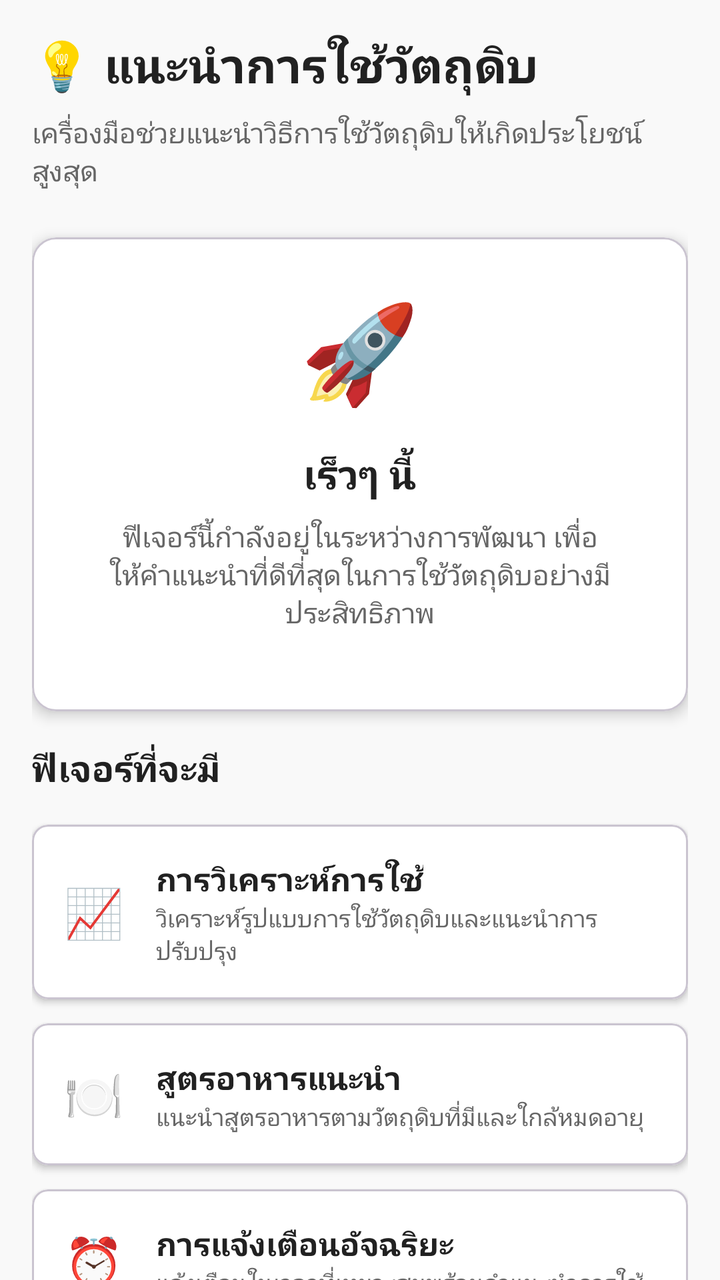
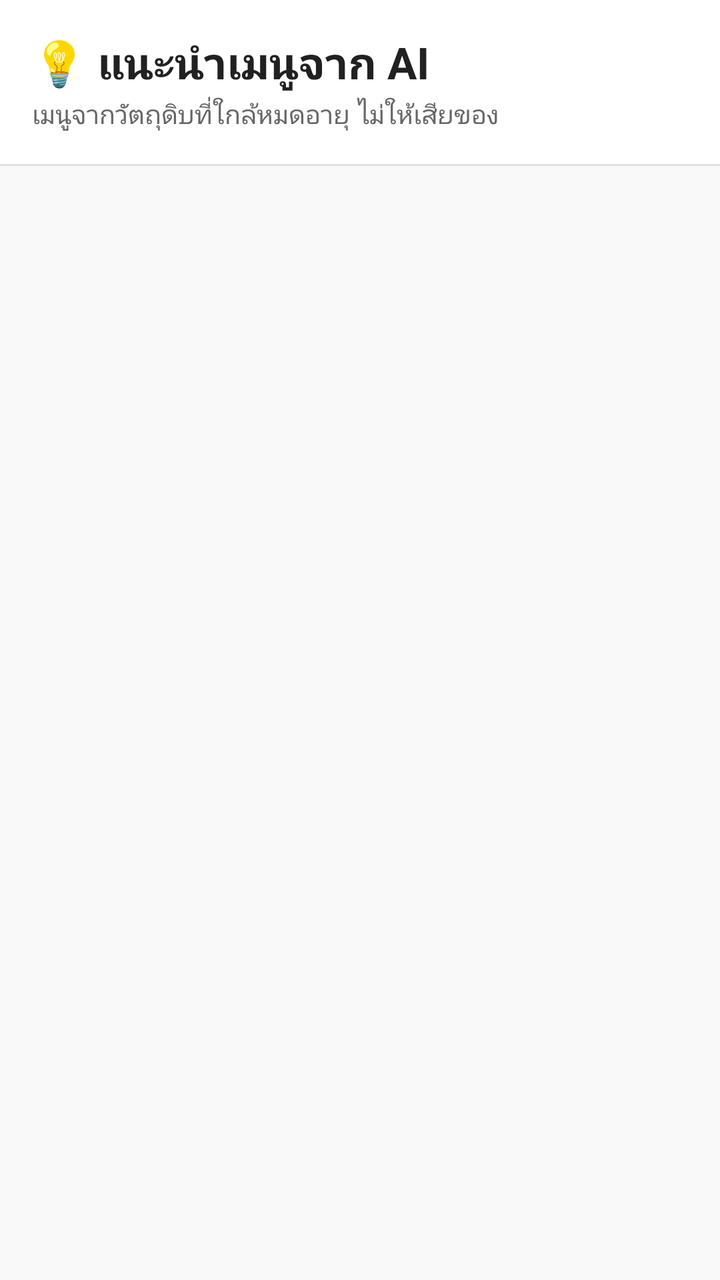

Screens rendered from an Android XML layout before and after an edit, with the pre-edit source and the edit as a unified diff.
<!-- AndroidManifest.xml: application theme Theme.Expirytrack -->
<!-- res/layout/fragment_suggestions.xml -->
<?xml version="1.0" encoding="utf-8"?>
<androidx.core.widget.NestedScrollView xmlns:android="http://schemas.android.com/apk/res/android"
    xmlns:app="http://schemas.android.com/apk/res-auto"
    android:layout_width="match_parent"
    android:layout_height="match_parent"
    android:background="@color/background_surface">

    <LinearLayout
        android:layout_width="match_parent"
        android:layout_height="wrap_content"
        android:orientation="vertical"
        android:padding="16dp">

        
        <TextView
            android:layout_width="match_parent"
            android:layout_height="wrap_content"
            android:text="💡 แนะนำการใช้วัตถุดิบ"
            android:textSize="24sp"
            android:textStyle="bold"
            android:textColor="@color/text_primary"
            android:layout_marginBottom="8dp" />

        <TextView
            android:layout_width="match_parent"
            android:layout_height="wrap_content"
            android:text="เครื่องมือช่วยแนะนำวิธีการใช้วัตถุดิบให้เกิดประโยชน์สูงสุด"
            android:textSize="14sp"
            android:textColor="@color/text_secondary"
            android:layout_marginBottom="24dp" />

        
        <com.google.android.material.card.MaterialCardView
            android:layout_width="match_parent"
            android:layout_height="wrap_content"
            android:layout_marginBottom="16dp"
            app:cardCornerRadius="12dp"
            app:cardElevation="4dp"
            app:cardBackgroundColor="@color/white">

            <LinearLayout
                android:layout_width="match_parent"
                android:layout_height="wrap_content"
                android:orientation="vertical"
                android:padding="24dp"
                android:gravity="center">

                <TextView
                    android:layout_width="wrap_content"
                    android:layout_height="wrap_content"
                    android:text="🚀"
                    android:textSize="48dp"
                    android:layout_marginBottom="16dp" />

                <TextView
                    android:layout_width="wrap_content"
                    android:layout_height="wrap_content"
                    android:text="เร็วๆ นี้"
                    android:textSize="20sp"
                    android:textStyle="bold"
                    android:textColor="@color/text_primary"
                    android:layout_marginBottom="8dp" />

                <TextView
                    android:layout_width="match_parent"
                    android:layout_height="wrap_content"
                    android:text="ฟีเจอร์นี้กำลังอยู่ในระหว่างการพัฒนา เพื่อให้คำแนะนำที่ดีที่สุดในการใช้วัตถุดิบอย่างมีประสิทธิภาพ"
                    android:textSize="14sp"
                    android:textColor="@color/text_secondary"
                    android:gravity="center"
                    android:layout_marginBottom="16dp" />

            </LinearLayout>

        </com.google.android.material.card.MaterialCardView>

        
        <TextView
            android:layout_width="match_parent"
            android:layout_height="wrap_content"
            android:text="ฟีเจอร์ที่จะมี"
            android:textSize="18sp"
            android:textStyle="bold"
            android:textColor="@color/text_primary"
            android:layout_marginBottom="16dp" />

        
        <com.google.android.material.card.MaterialCardView
            android:layout_width="match_parent"
            android:layout_height="wrap_content"
            android:layout_marginBottom="12dp"
            app:cardCornerRadius="8dp"
            app:cardElevation="2dp"
            app:cardBackgroundColor="@color/white">

            <LinearLayout
                android:layout_width="match_parent"
                android:layout_height="wrap_content"
                android:orientation="horizontal"
                android:padding="16dp"
                android:gravity="center_vertical">

                <TextView
                    android:layout_width="wrap_content"
                    android:layout_height="wrap_content"
                    android:text="📈"
                    android:textSize="24dp"
                    android:layout_marginEnd="16dp" />

                <LinearLayout
                    android:layout_width="0dp"
                    android:layout_height="wrap_content"
                    android:layout_weight="1"
                    android:orientation="vertical">

                    <TextView
                        android:layout_width="wrap_content"
                        android:layout_height="wrap_content"
                        android:text="การวิเคราะห์การใช้"
                        android:textSize="16sp"
                        android:textStyle="bold"
                        android:textColor="@color/text_primary" />

                    <TextView
                        android:layout_width="wrap_content"
                        android:layout_height="wrap_content"
                        android:text="วิเคราะห์รูปแบบการใช้วัตถุดิบและแนะนำการปรับปรุง"
                        android:textSize="12sp"
                        android:textColor="@color/text_secondary" />

                </LinearLayout>

            </LinearLayout>

        </com.google.android.material.card.MaterialCardView>

        
        <com.google.android.material.card.MaterialCardView
            android:layout_width="match_parent"
            android:layout_height="wrap_content"
            android:layout_marginBottom="12dp"
            app:cardCornerRadius="8dp"
            app:cardElevation="2dp"
            app:cardBackgroundColor="@color/white">

            <LinearLayout
                android:layout_width="match_parent"
                android:layout_height="wrap_content"
                android:orientation="horizontal"
                android:padding="16dp"
                android:gravity="center_vertical">

                <TextView
                    android:layout_width="wrap_content"
                    android:layout_height="wrap_content"
                    android:text="🍽️"
                    android:textSize="24dp"
                    android:layout_marginEnd="16dp" />

                <LinearLayout
                    android:layout_width="0dp"
                    android:layout_height="wrap_content"
                    android:layout_weight="1"
                    android:orientation="vertical">

                    <TextView
                        android:layout_width="wrap_content"
                        android:layout_height="wrap_content"
                        android:text="สูตรอาหารแนะนำ"
                        android:textSize="16sp"
                        android:textStyle="bold"
                        android:textColor="@color/text_primary" />

                    <TextView
                        android:layout_width="wrap_content"
                        android:layout_height="wrap_content"
                        android:text="แนะนำสูตรอาหารตามวัตถุดิบที่มีและใกล้หมดอายุ"
                        android:textSize="12sp"
                        android:textColor="@color/text_secondary" />

                </LinearLayout>

            </LinearLayout>

        </com.google.android.material.card.MaterialCardView>

        
        <com.google.android.material.card.MaterialCardView
            android:layout_width="match_parent"
            android:layout_height="wrap_content"
            android:layout_marginBottom="12dp"
            app:cardCornerRadius="8dp"
            app:cardElevation="2dp"
            app:cardBackgroundColor="@color/white">

            <LinearLayout
                android:layout_width="match_parent"
                android:layout_height="wrap_content"
                android:orientation="horizontal"
                android:padding="16dp"
                android:gravity="center_vertical">

                <TextView
                    android:layout_width="wrap_content"
                    android:layout_height="wrap_content"
                    android:text="⏰"
                    android:textSize="24dp"
                    android:layout_marginEnd="16dp" />

                <LinearLayout
                    android:layout_width="0dp"
                    android:layout_height="wrap_content"
                    android:layout_weight="1"
                    android:orientation="vertical">

                    <TextView
                        android:layout_width="wrap_content"
                        android:layout_height="wrap_content"
                        android:text="การแจ้งเตือนอัจฉริยะ"
                        android:textSize="16sp"
                        android:textStyle="bold"
                        android:textColor="@color/text_primary" />

                    <TextView
                        android:layout_width="wrap_content"
                        android:layout_height="wrap_content"
                        android:text="แจ้งเตือนในเวลาที่เหมาะสมพร้อมคำแนะนำการใช้"
                        android:textSize="12sp"
                        android:textColor="@color/text_secondary" />

                </LinearLayout>

            </LinearLayout>

        </com.google.android.material.card.MaterialCardView>

    </LinearLayout>

</androidx.core.widget.NestedScrollView>
<!-- resources referenced by this layout -->
<resources>
  <color name="background_surface">#F9F9F9</color>
  <color name="text_primary">#212121</color>
  <color name="text_secondary">#666666</color>
  <color name="white">#FFFFFFFF</color>
  <style name="Theme.Expirytrack" parent="Base.Theme.Expirytrack" />
  <style name="Base.Theme.Expirytrack" parent="Theme.Material3.DayNight.NoActionBar">
          
          <item name="colorPrimary">@color/primary_color</item>
          <item name="colorPrimaryVariant">@color/primary_dark</item>
          <item name="colorOnPrimary">@android:color/white</item>
          
          
          <item name="colorSecondary">@color/secondary_color</item>
          <item name="colorSecondaryVariant">@color/secondary_dark</item>
          <item name="colorOnSecondary">@android:color/white</item>
          
          
          <item name="android:colorBackground">@color/background_default</item>
          <item name="colorSurface">@color/background_surface</item>
          <item name="colorOnBackground">@color/text_primary</item>
          <item name="colorOnSurface">@color/text_primary</item>
          
          
          <item name="android:statusBarColor">@color/primary_color</item>
          <item name="android:windowLightStatusBar">false</item>
          
          
          <item name="android:navigationBarColor">@color/white</item>
          <item name="android:windowLightNavigationBar" tools:targetApi="o_mr1">true</item>
      </style>
  <color name="primary_color">#2E7D32</color>
  <color name="primary_dark">#1B5E20</color>
  <color name="secondary_color">#FF8F00</color>
  <color name="secondary_dark">#E65100</color>
  <color name="background_default">#FFFFFF</color>
</resources>

<!-- the commit's change to res/layout/fragment_suggestions.xml (unified diff, before → after) -->
@@ -1,5 +1,5 @@
 <?xml version="1.0" encoding="utf-8"?>
-<androidx.core.widget.NestedScrollView xmlns:android="http://schemas.android.com/apk/res/android"
+<androidx.coordinatorlayout.widget.CoordinatorLayout xmlns:android="http://schemas.android.com/apk/res/android"
     xmlns:app="http://schemas.android.com/apk/res-auto"
     android:layout_width="match_parent"
     android:layout_height="match_parent"
@@ -7,233 +7,115 @@
 
     <LinearLayout
         android:layout_width="match_parent"
-        android:layout_height="wrap_content"
-        android:orientation="vertical"
-        android:padding="16dp">
+        android:layout_height="match_parent"
+        android:orientation="vertical">
 
         
-        <TextView
+        <LinearLayout
             android:layout_width="match_parent"
             android:layout_height="wrap_content"
-            android:text="💡 แนะนำการใช้วัตถุดิบ"
-            android:textSize="24sp"
-            android:textStyle="bold"
-            android:textColor="@color/text_primary"
-            android:layout_marginBottom="8dp" />
+            android:orientation="vertical"
+            android:padding="16dp"
+            android:paddingBottom="8dp"
+            android:background="@color/white">
 
-        <TextView
-            android:layout_width="match_parent"
-            android:layout_height="wrap_content"
-            android:text="เครื่องมือช่วยแนะนำวิธีการใช้วัตถุดิบให้เกิดประโยชน์สูงสุด"
-            android:textSize="14sp"
-            android:textColor="@color/text_secondary"
-            android:layout_marginBottom="24dp" />
+            <TextView
+                android:layout_width="wrap_content"
+                android:layout_height="wrap_content"
+                android:text="💡 แนะนำเมนูจาก AI"
+                android:textSize="22sp"
+                android:textStyle="bold"
+                android:textColor="@color/text_primary" />
+
+            <TextView
+                android:layout_width="wrap_content"
+                android:layout_height="wrap_content"
+                android:text="เมนูจากวัตถุดิบที่ใกล้หมดอายุ ไม่ให้เสียของ"
+                android:textSize="13sp"
+                android:textColor="@color/text_secondary"
+                android:layout_marginTop="2dp" />
+        </LinearLayout>
 
         
-        <com.google.android.material.card.MaterialCardView
+        <View
             android:layout_width="match_parent"
-            android:layout_height="wrap_content"
-            android:layout_marginBottom="16dp"
-            app:cardCornerRadius="12dp"
-            app:cardElevation="4dp"
-            app:cardBackgroundColor="@color/white">
+            android:layout_height="1dp"
+            android:background="#E0E0E0" />
 
+        
+        <FrameLayout
+            android:layout_width="match_parent"
+            android:layout_height="0dp"
+            android:layout_weight="1">
+
+            
+            <androidx.recyclerview.widget.RecyclerView
+                android:id="@+id/recyclerSuggestions"
+                android:layout_width="match_parent"
+                android:layout_height="match_parent"
+                android:clipToPadding="false"
+                android:paddingTop="12dp"
+                android:paddingBottom="16dp"
+                android:paddingStart="12dp"
+                android:paddingEnd="12dp" />
+
+            
             <LinearLayout
+                android:id="@+id/emptyState"
                 android:layout_width="match_parent"
-                android:layout_height="wrap_content"
+                android:layout_height="match_parent"
                 android:orientation="vertical"
-                android:padding="24dp"
-                android:gravity="center">
+                android:gravity="center"
+                android:padding="32dp"
+                android:visibility="gone">
 
                 <TextView
                     android:layout_width="wrap_content"
                     android:layout_height="wrap_content"
-                    android:text="🚀"
-                    android:textSize="48dp"
-                    android:layout_marginBottom="16dp" />
+                    android:text="🍳"
+                    android:textSize="64sp"
+                    android:layout_marginBottom="20dp" />
 
                 <TextView
                     android:layout_width="wrap_content"
                     android:layout_height="wrap_content"
-                    android:text="เร็วๆ นี้"
-                    android:textSize="20sp"
+                    android:text="ยังไม่มีวัตถุดิบใกล้หมดอายุ"
+                    android:textSize="18sp"
                     android:textStyle="bold"
                     android:textColor="@color/text_primary"
+                    android:gravity="center"
                     android:layout_marginBottom="8dp" />
-
-                <TextView
-                    android:layout_width="match_parent"
-                    android:layout_height="wrap_content"
-                    android:text="ฟีเจอร์นี้กำลังอยู่ในระหว่างการพัฒนา เพื่อให้คำแนะนำที่ดีที่สุดในการใช้วัตถุดิบอย่างมีประสิทธิภาพ"
-                    android:textSize="14sp"
-                    android:textColor="@color/text_secondary"
-                    android:gravity="center"
-                    android:layout_marginBottom="16dp" />
-
-            </LinearLayout>
-
-        </com.google.android.material.card.MaterialCardView>
-
-        
-        <TextView
-            android:layout_width="match_parent"
-            android:layout_height="wrap_content"
-            android:text="ฟีเจอร์ที่จะมี"
-            android:textSize="18sp"
-            android:textStyle="bold"
-            android:textColor="@color/text_primary"
-            android:layout_marginBottom="16dp" />
-
-        
-        <com.google.android.material.card.MaterialCardView
-            android:layout_width="match_parent"
-            android:layout_height="wrap_content"
-            android:layout_marginBottom="12dp"
-            app:cardCornerRadius="8dp"
-            app:cardElevation="2dp"
-            app:cardBackgroundColor="@color/white">
-
-            <LinearLayout
-                android:layout_width="match_parent"
-                android:layout_height="wrap_content"
-                android:orientation="horizontal"
-                android:padding="16dp"
-                android:gravity="center_vertical">
 
                 <TextView
                     android:layout_width="wrap_content"
                     android:layout_height="wrap_content"
-                    android:text="📈"
-                    android:textSize="24dp"
-                    android:layout_marginEnd="16dp" />
-
-                <LinearLayout
-                    android:layout_width="0dp"
-                    android:layout_height="wrap_content"
-                    android:layout_weight="1"
-                    android:orientation="vertical">
-
-                    <TextView
-                        android:layout_width="wrap_content"
-                        android:layout_height="wrap_content"
-                        android:text="การวิเคราะห์การใช้"
-                        android:textSize="16sp"
-                        android:textStyle="bold"
-                        android:textColor="@color/text_primary" />
-
-                    <TextView
-                        android:layout_width="wrap_content"
-                        android:layout_height="wrap_content"
-                        android:text="วิเคราะห์รูปแบบการใช้วัตถุดิบและแนะนำการปรับปรุง"
-                        android:textSize="12sp"
-                        android:textColor="@color/text_secondary" />
-
-                </LinearLayout>
-
+                    android:text="เมื่อวัตถุดิบใกล้หมดอายุ AI จะแนะนำเมนูให้ที่นี่"
+                    android:textSize="14sp"
+                    android:textColor="@color/text_secondary"
+                    android:gravity="center" />
             </LinearLayout>
 
-        </com.google.android.material.card.MaterialCardView>
+            
+            <LinearLayout
+                android:id="@+id/loadingState"
+                android:layout_width="match_parent"
+                android:layout_height="match_parent"
+                android:orientation="vertical"
+                android:gravity="center"
+                android:visibility="gone">
 
-        
-        <com.google.android.material.card.MaterialCardView
-            android:layout_width="match_parent"
-            android:layout_height="wrap_content"
-            android:layout_marginBottom="12dp"
-            app:cardCornerRadius="8dp"
-            app:cardElevation="2dp"
-            app:cardBackgroundColor="@color/white">
-
-            <LinearLayout
-                android:layout_width="match_parent"
-                android:layout_height="wrap_content"
-                android:orientation="horizontal"
-                android:padding="16dp"
-                android:gravity="center_vertical">
+                <ProgressBar
+                    android:layout_width="48dp"
+                    android:layout_height="48dp" />
 
                 <TextView
                     android:layout_width="wrap_content"
                     android:layout_height="wrap_content"
-                    android:text="🍽️"
-                    android:textSize="24dp"
-                    android:layout_marginEnd="16dp" />
-
-                <LinearLayout
-                    android:layout_width="0dp"
-                    android:layout_height="wrap_content"
-                    android:layout_weight="1"
-                    android:orientation="vertical">
-
-                    <TextView
-                        android:layout_width="wrap_content"
-                        android:layout_height="wrap_content"
-                        android:text="สูตรอาหารแนะนำ"
-                        android:textSize="16sp"
-                        android:textStyle="bold"
-                        android:textColor="@color/text_primary" />
-
-                    <TextView
-                        android:layout_width="wrap_content"
-                        android:layout_height="wrap_content"
-                        android:text="แนะนำสูตรอาหารตามวัตถุดิบที่มีและใกล้หมดอายุ"
-                        android:textSize="12sp"
-                        android:textColor="@color/text_secondary" />
-
-                </LinearLayout>
-
+                    android:text="กำลังโหลด..."
+                    android:textSize="14sp"
+                    android:textColor="@color/text_secondary"
+                    android:layout_marginTop="12dp" />
             </LinearLayout>
-
-        </com.google.android.material.card.MaterialCardView>
-
-        
-        <com.google.android.material.card.MaterialCardView
-            android:layout_width="match_parent"
-            android:layout_height="wrap_content"
-            android:layout_marginBottom="12dp"
-            app:cardCornerRadius="8dp"
-            app:cardElevation="2dp"
-            app:cardBackgroundColor="@color/white">
-
-            <LinearLayout
-                android:layout_width="match_parent"
-                android:layout_height="wrap_content"
-                android:orientation="horizontal"
-                android:padding="16dp"
-                android:gravity="center_vertical">
-
-                <TextView
-                    android:layout_width="wrap_content"
-                    android:layout_height="wrap_content"
-                    android:text="⏰"
-                    android:textSize="24dp"
-                    android:layout_marginEnd="16dp" />
-
-                <LinearLayout
-                    android:layout_width="0dp"
-                    android:layout_height="wrap_content"
-                    android:layout_weight="1"
-                    android:orientation="vertical">
-
-                    <TextView
-                        android:layout_width="wrap_content"
-                        android:layout_height="wrap_content"
-                        android:text="การแจ้งเตือนอัจฉริยะ"
-                        android:textSize="16sp"
-                        android:textStyle="bold"
-                        android:textColor="@color/text_primary" />
-
-                    <TextView
-                        android:layout_width="wrap_content"
-                        android:layout_height="wrap_content"
-                        android:text="แจ้งเตือนในเวลาที่เหมาะสมพร้อมคำแนะนำการใช้"
-                        android:textSize="12sp"
-                        android:textColor="@color/text_secondary" />
-
-                </LinearLayout>
-
-            </LinearLayout>
-
-        </com.google.android.material.card.MaterialCardView>
-
+        </FrameLayout>
     </LinearLayout>
-
-</androidx.core.widget.NestedScrollView>
+</androidx.coordinatorlayout.widget.CoordinatorLayout>
